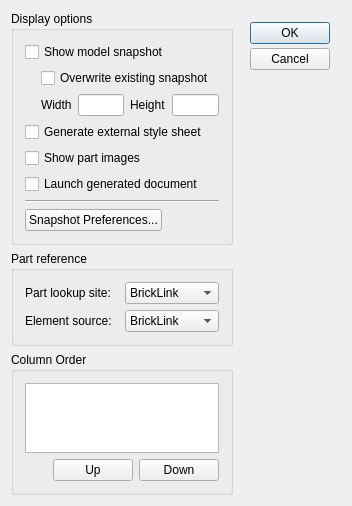
Above: ldvlib/LDVQt/LDVPartList.ui from trevorsandy/lpub3d-ci before the change. Below: the same form after it.
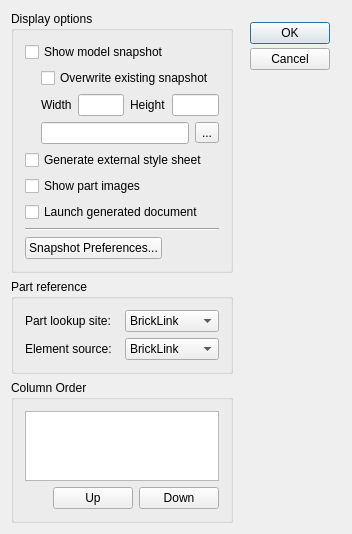
That is the form after the change. Icons and pictures are not drawn.

Commit message: Extend native export - Select HTML parts list snapshot file [ticket]

```diff
--- a/ldvlib/LDVQt/LDVPartList.ui
+++ b/ldvlib/LDVQt/LDVPartList.ui
@@ -8,7 +8,7 @@
     <x>0</x>
     <y>0</y>
     <width>352</width>
-    <height>467</height>
+    <height>495</height>
    </rect>
   </property>
   <property name="windowTitle">
@@ -149,6 +149,43 @@
           </item>
          </layout>
         </item>
+        <item>
+         <layout class="QHBoxLayout" name="horizontalLayout_6">
+          <item>
+           <spacer name="horizontalSpacer_4">
+            <property name="orientation">
+             <enum>Qt::Horizontal</enum>
+            </property>
+            <property name="sizeType">
+             <enum>QSizePolicy::Fixed</enum>
+            </property>
+            <property name="sizeHint" stdset="0">
+             <size>
+              <width>16</width>
+              <height>20</height>
+             </size>
+            </property>
+           </spacer>
+          </item>
+          <item>
+           <widget class="QLineEdit" name="snapshotEdit">
+            <property name="toolTip">
+             <string>Select Snapshot</string>
+            </property>
+           </widget>
+          </item>
+          <item>
+           <widget class="QToolButton" name="snapshotButton">
+            <property name="toolTip">
+             <string>Select Snapshot</string>
+            </property>
+            <property name="text">
+             <string>...</string>
+            </property>
+           </widget>
+          </item>
+         </layout>
+        </item>
         <item>
          <widget class="QCheckBox" name="generateExternalSSButton">
           <property name="text">
```
Left out of the diff: 3 changed lines with no effect on the pictures. The commit also changes 5 other files.
